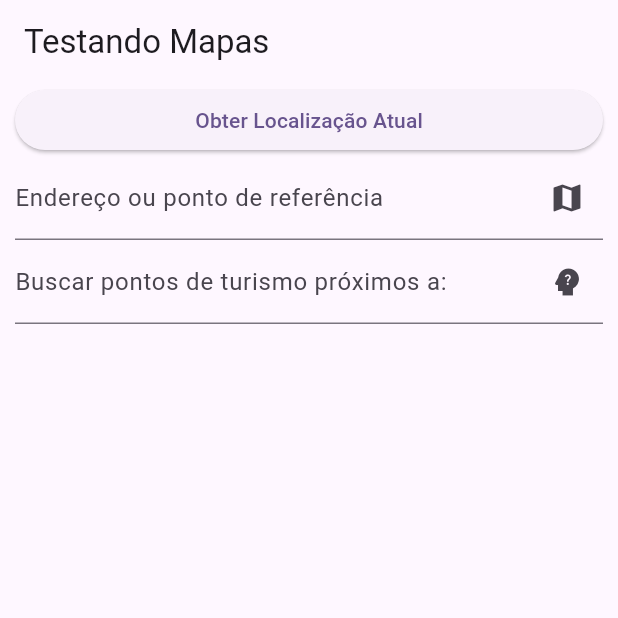
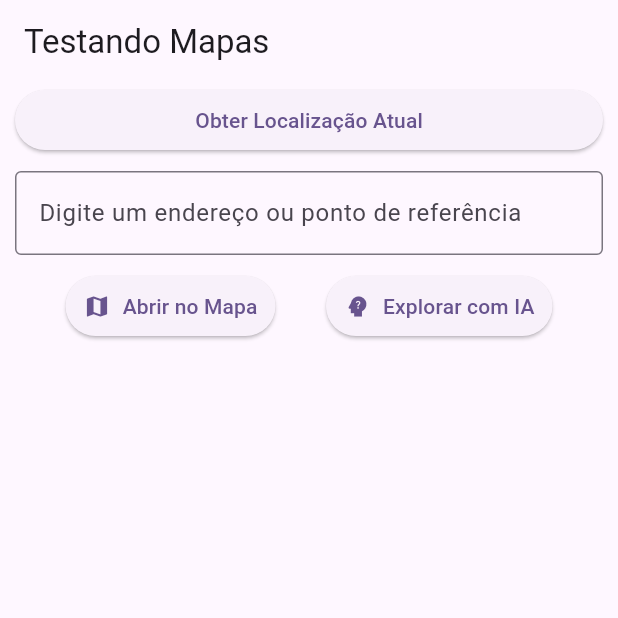
Before and after one commit to GiovaniMarcarini/usando_mapas_md, a Flutter app: the screen it shows after launch, on a phone screen of 412 x 824 dp, the top half of it. Run offline on Flutter 3.47's test engine with Material 3 defaults, Android fonts, the light colour scheme and no system bars; our stand-ins replace animated_text_kit, geolocator, google_maps_flutter; missing offline and left inert: maps_launcher.

Commit message:
Service para buscar a resposara da IA

```diff
--- a/lib/pages/home_page.dart
+++ b/lib/pages/home_page.dart
@@ -5,6 +5,9 @@ import 'package:flutter/material.dart';
 import 'package:geolocator/geolocator.dart';
 import 'package:maps_launcher/maps_launcher.dart';
 import 'package:usando_mapas_md/pages/mapas_page.dart';
+import 'package:usando_mapas_md/pages/resultado_page.dart';
+
+import '../services/open_router_service.dart';
 
 class HomePage extends StatefulWidget{
 
@@ -59,35 +62,74 @@ class _HomePageState extends State<HomePage>{
 
         ),
       Padding(
-          padding: const EdgeInsets.symmetric(horizontal: 10),
-        child: TextField(
+        padding: const EdgeInsets.all(10),
+        child: Column(
+          crossAxisAlignment: CrossAxisAlignment.stretch,
+          children: [
+            TextField(
               controller: _controller,
-          decoration: InputDecoration(
-            labelText: 'Endereço ou ponto de referência',
-            suffixIcon: IconButton(
+              decoration: const InputDecoration(
+                labelText: 'Digite um endereço ou ponto de referência',
+                border: OutlineInputBorder(),
+              ),
+            ),
+            const SizedBox(height: 10),
+            Row(
+              mainAxisAlignment: MainAxisAlignment.spaceEvenly,
+              children: [
+                ElevatedButton.icon(
                   onPressed: _abrirNoMapaExterno,
                   icon: const Icon(Icons.map),
-              tooltip: 'Abrir no mapa',
+                  label: const Text('Abrir no Mapa'),
+                  style: ElevatedButton.styleFrom(
+                    padding: const EdgeInsets.symmetric(horizontal: 12, vertical: 8),
                   ),
                 ),
-        ),
-      ),
-      Padding(
-        padding: const EdgeInsets.symmetric(horizontal: 10),
-        child: TextField(
-          controller: _controllerPontos,
-          decoration: InputDecoration(
-            labelText: 'Buscar pontos de turismo próximos a:',
-            suffixIcon: IconButton(
-              onPressed: () {},
+                ElevatedButton.icon(
+                  onPressed: () => _buscarComIA(context),
                   icon: const Icon(Icons.psychology_alt_sharp),
-              tooltip: 'USAR IA',
-            ),
-          ),
+                  label: const Text('Explorar com IA'),
+                  style: ElevatedButton.styleFrom(
+                    padding: const EdgeInsets.symmetric(horizontal: 12, vertical: 8),
                   ),
                 ),
               ],
+            ),
+          ],
+        ),
+      )
+    ],
   );
+
+  void _buscarComIA(BuildContext context) async {
+    final endereco = _controller.text.trim();
+    if (endereco.isEmpty) {
+      return;
+    }
+
+    showDialog(
+      context: context,
+      barrierDismissible: false,
+      builder: (_) => const Dialog(
+        backgroundColor: Colors.transparent,
+        elevation: 0,
+        child: Center(
+          child: CircularProgressIndicator(),
+        ),
+      ),
+    );
+
+    final resultado = await OpenRouterService.buscarPontosTuristicosIA(endereco);
+
+    Navigator.pop(context);
+
+    Navigator.push(
+      context,
+      MaterialPageRoute(
+        builder: (_) => ResultadoPage(texto: resultado),
+      ),
+    );
+  }
 
   void _abrirNoMapaExterno() {
     if(_controller.text.trim().isEmpty){
```
Also changed, not shown: lib/pages/resultado_page.dart (+16 -23 lines), lib/services/open_router_service.dart (+20 -18 lines), 1 other file. Lines whose indentation alone changed are shown as unchanged.
